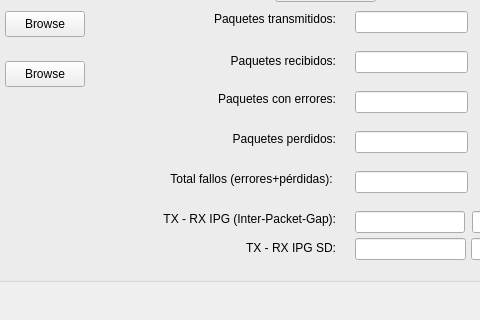
Qt form mainwindow.ui (dcentelles/comms_log_parser) before a commit; both pictures show x 565 to 1045 and y 436 to 756 of the 1223 by 756 pixel window.
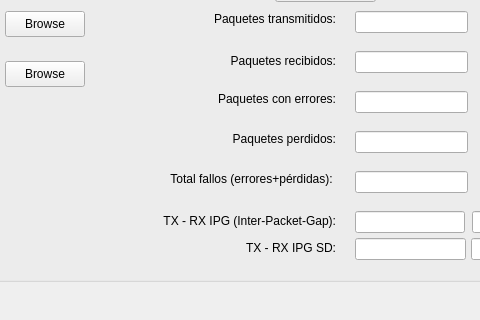
The same form after that commit.

```diff
--- a/mainwindow.ui
+++ b/mainwindow.ui
@@ -292,10 +292,10 @@
     <widget class="QLabel" name="label_13">
      <property name="geometry">
       <rect>
-       <x>710</x>
+       <x>700</x>
        <y>260</y>
-       <width>181</width>
-       <height>16</height>
+       <width>191</width>
+       <height>20</height>
       </rect>
      </property>
      <property name="text">
```
